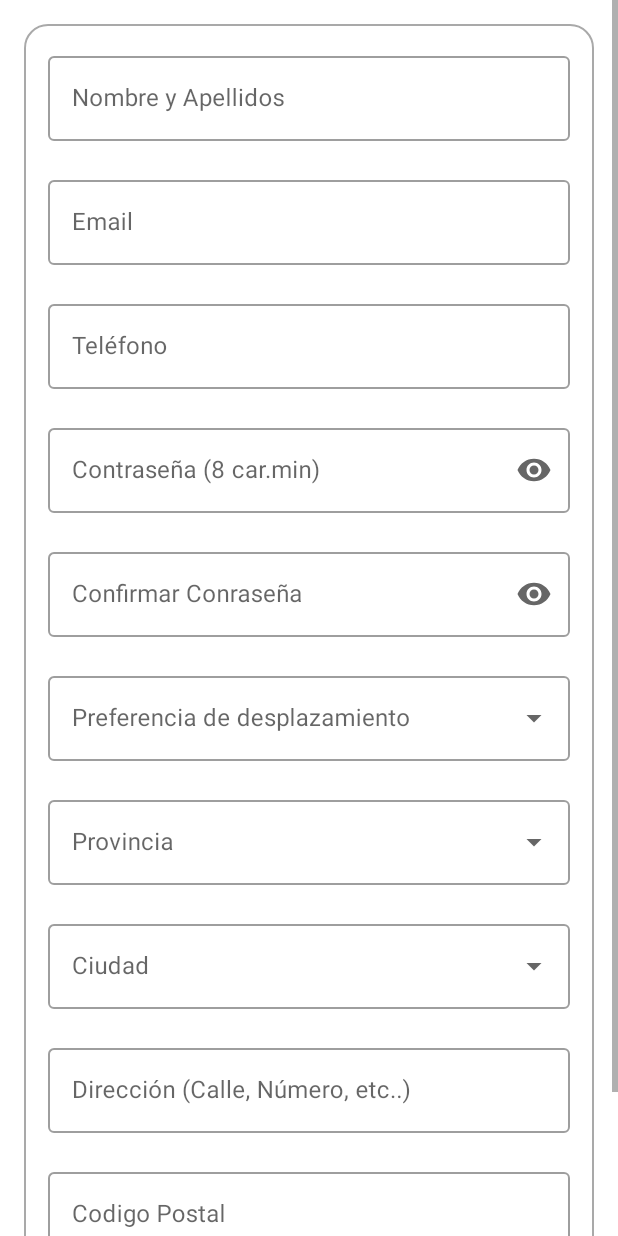
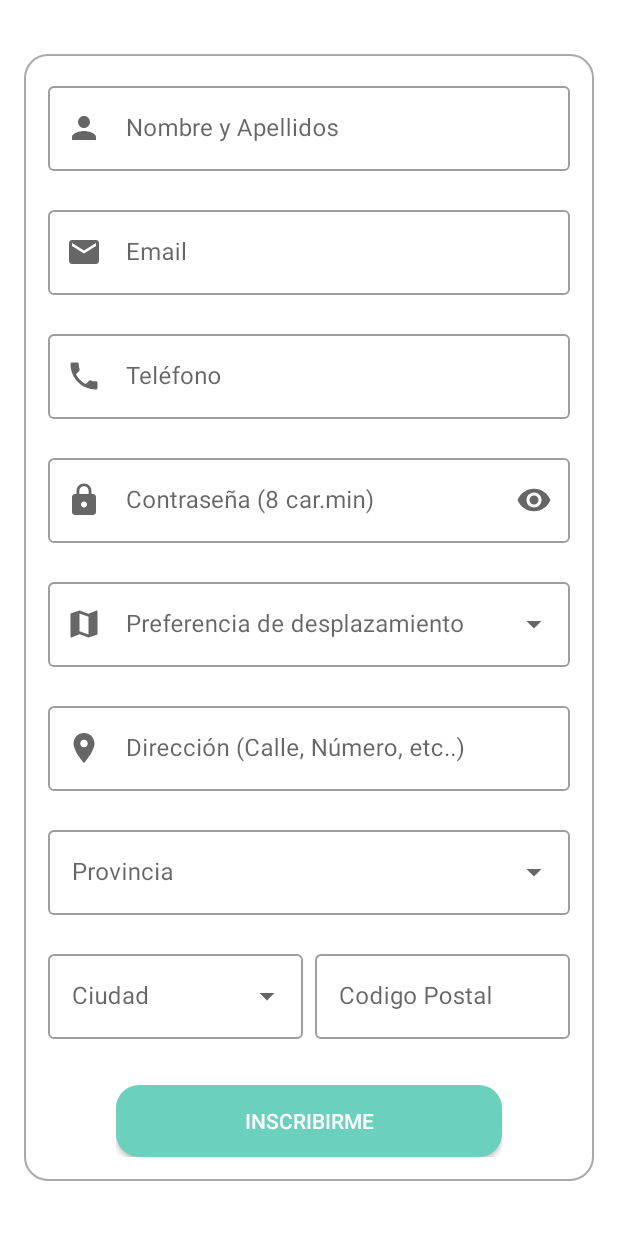
Before and after one commit to tu-vecino-te-ayuda/Android, an Android app: the RegisterFragment screen opened through its navigation route, on a phone screen of 412 x 824 dp. Run offline under Robolectric (Android 15) with nearby library versions, the phone set to English and light mode, and no system bars; our stand-ins replace data binding; 7 statements that could not run were skipped.

Commit message:
Add icons to register form and reorder fields

```diff
--- a/app/src/main/java/org/tuvecinoteayuda/register/RegisterFragment.kt
+++ b/app/src/main/java/org/tuvecinoteayuda/register/RegisterFragment.kt
@@ -19,7 +19,7 @@ import org.tuvecinoteayuda.utils.AutoCompleteAdapter
 import org.tuvecinoteayuda.utils.ScreenState
 import org.tuvecinoteayuda.utils.observeEvent
 import org.tuvecinoteayuda.view.removeErrorOnTyping
-import org.tuvecinoteayuda.view.setMaxLenght
+import org.tuvecinoteayuda.view.setMaxLength
 import org.tuvecinoteayuda.view.showSnackBarError
 
 class RegisterFragment : Fragment() {
@@ -68,28 +68,38 @@ class RegisterFragment : Fragment() {
         binding.area.setOnItemClickListener { _, _, position, _ ->
             viewModel.area.value = areaAdapter.getItem(position)
         }
-
         binding.nameContainer.removeErrorOnTyping()
         binding.emailContainer.removeErrorOnTyping()
         binding.phoneContainer.removeErrorOnTyping()
         binding.passwordContainer.removeErrorOnTyping()
-        binding.repeatedPasswordContainer.removeErrorOnTyping()
+        binding.addressContainer.removeErrorOnTyping()
+        binding.regionContainer.removeErrorOnTyping()
+        binding.cityContainer.removeErrorOnTyping()
         binding.postalCodeContainer.removeErrorOnTyping()
-        binding.addressContainer.removeErrorOnTyping()
     }
 
-    private fun configureViews(){
-        binding.phone.setMaxLenght(RegisterViewModel.MAX_PHONE_LENGTH)
-        binding.postalCode.setMaxLenght(RegisterViewModel.MAX_ZIP_CODE_LENGTH)
+    private fun configureViews() {
+        binding.phone.setMaxLength(RegisterViewModel.MAX_PHONE_LENGTH)
+        binding.postalCode.setMaxLength(RegisterViewModel.MAX_ZIP_CODE_LENGTH)
     }
 
     private fun observeViewModelData() {
+        observeScreenState()
+        observeSpinnersData()
+        observeFieldsErrors()
+        observeNavigationEvents()
+    }
+
+    private fun observeScreenState() {
         viewModel.screenState.observe(viewLifecycleOwner, Observer { state ->
             when (state) {
                 ScreenState.LOADING_DATA -> binding.registerButton.showLoading()
                 else -> binding.registerButton.hideLoading()
             }
         })
+    }
+
+    private fun observeSpinnersData() {
         viewModel.areas.observe(viewLifecycleOwner, Observer { areas ->
             areaAdapter.setData(areas)
         })
@@ -99,7 +109,9 @@ class RegisterFragment : Fragment() {
         viewModel.cities.observe(viewLifecycleOwner, Observer { cities ->
             citiesAdapter.setData(cities)
         })
-        // Errors
+    }
+
+    private fun observeFieldsErrors() {
         viewModel.nameError.observe(viewLifecycleOwner, Observer { error ->
             binding.nameContainer.error =
                 if (error) getString(R.string.register_name_invalid) else null
@@ -115,10 +127,6 @@ class RegisterFragment : Fragment() {
         viewModel.passwordError.observe(viewLifecycleOwner, Observer { error ->
             binding.passwordContainer.error =
                 if (error) getString(R.string.register_password_invalid) else null
-        })
-        viewModel.repeatedPasswordError.observe(viewLifecycleOwner, Observer { error ->
-            binding.repeatedPasswordContainer.error =
-                if (error) getString(R.string.register_repeat_password_invalid) else null
         })
         viewModel.areaError.observe(viewLifecycleOwner, Observer { error ->
             binding.cityContainer.error =
@@ -140,7 +148,9 @@ class RegisterFragment : Fragment() {
             binding.postalCodeContainer.error =
                 if (error) getString(R.string.register_postal_code_invalid) else null
         })
-        // Navigation
+    }
+
+    private fun observeNavigationEvents() {
         viewModel.onRegisterSuccessEvent.observeEvent(viewLifecycleOwner) {
             findNavController().navigate(RegisterFragmentDirections.actionRegisterFormFragmentToDashboardFragment())
         }
--- a/app/src/main/java/org/tuvecinoteayuda/register/RegisterViewModel.kt
+++ b/app/src/main/java/org/tuvecinoteayuda/register/RegisterViewModel.kt
@@ -30,54 +30,60 @@ class RegisterViewModel(
     val onRegisterFailedEvent: LiveData<Event<Unit>>
         get() = _onRegisterFailedEvent
 
-    // Data - form
+    // Form fields
     private var registerType = MutableLiveData<RegisterType>()
+
     val name = MutableLiveData<String>()
     private val _nameError = MutableLiveData(false)
     val nameError: LiveData<Boolean>
         get() = _nameError
+
     val email = MutableLiveData<String>()
     private val _emailError = MutableLiveData(false)
     val emailError: LiveData<Boolean>
         get() = _emailError
+
     val phone = MutableLiveData<String>()
     private val _phoneError = MutableLiveData(false)
     val phoneError: LiveData<Boolean>
         get() = _phoneError
+
     val password = MutableLiveData<String>()
     private val _passwordError = MutableLiveData(false)
     val passwordError: LiveData<Boolean>
         get() = _passwordError
-    val repeatedPassword = MutableLiveData<String>()
-    private val _repeatedPasswordError = MutableLiveData(false)
-    val repeatedPasswordError: LiveData<Boolean>
-        get() = _repeatedPasswordError
+
+    val area = MutableLiveData<NearByAreaTypeId>()
+    private val _areaError = MutableLiveData(false)
+    val areaError: LiveData<Boolean>
+        get() = _areaError
+
+    val address = MutableLiveData<String>()
+    private val _addressError = MutableLiveData(false)
+    val addressError: LiveData<Boolean>
+        get() = _addressError
+
     val region = MutableLiveData<String>()
     private val _regionError = MutableLiveData(false)
     val regionError: LiveData<Boolean>
         get() = _regionError
+
     val city = MutableLiveData<String>()
     private val _cityError = MutableLiveData(false)
     val cityError: LiveData<Boolean>
         get() = _cityError
-    val area = MutableLiveData<NearByAreaTypeId>()
-    private val _areaError = MutableLiveData(false)
-    val areaError: LiveData<Boolean>
-        get() = _areaError
-    val address = MutableLiveData<String>()
-    private val _addressError = MutableLiveData(false)
-    val addressError: LiveData<Boolean>
-        get() = _addressError
+
     val postalCode = MutableLiveData<String>()
     private val _postalCodeError = MutableLiveData(false)
     val postalCodeError: LiveData<Boolean>
         get() = _postalCodeError
+
     val termsAndConditions = MutableLiveData<Boolean>()
     private val _termsAndConditionsError = MutableLiveData<Event<Unit>>()
     val termsAndConditionsError: LiveData<Event<Unit>>
         get() = _termsAndConditionsError
 
-    // Data
+    // Spinners data
     val regions = liveData(Dispatchers.IO) {
         emit(regionRepository.getRegions())
     }
@@ -128,13 +134,17 @@ class RegisterViewModel(
                 onInvalidData()
                 return@launch
             }
-            // Repeated password
-            val currentRepeatedPassword = repeatedPassword.value
-            if (currentRepeatedPassword.isNullOrBlank()
-                || currentRepeatedPassword != currentPassword
-                || currentRepeatedPassword.length < MIN_PASSWORD_CHARACTERS
-            ) {
-                _repeatedPasswordError.postValue(true)
+            // Area
+            val currentArea = area.value
+            if (currentArea != null) {
+                _areaError.postValue(true)
+                onInvalidData()
+                return@launch
+            }
+            // Address
+            val currentAddress = address.value
+            if (currentAddress.isNullOrBlank()) {
+                _addressError.postValue(true)
                 onInvalidData()
                 return@launch
             }
@@ -152,13 +162,6 @@ class RegisterViewModel(
                 onInvalidData()
                 return@launch
             }
-            // Address
-            val currentAddress = address.value
-            if (currentAddress.isNullOrBlank()) {
-                _addressError.postValue(true)
-                onInvalidData()
-                return@launch
-            }
             // Postal code
             val currentPostalCode = postalCode.value
             if (currentPostalCode.isNullOrBlank()) {
@@ -166,15 +169,13 @@ class RegisterViewModel(
                 onInvalidData()
                 return@launch
             }
-
             // Call register endpoint
-            //TODO ADD AREA TYPE
             val response = registerRepository.registerUser(
                 name = currentName,
                 email = currentEmail,
                 phone = currentPhone,
                 password = currentPassword,
-                passwordConfirmation = currentRepeatedPassword,
+                passwordConfirmation = currentPassword,
                 address = currentAddress,
                 city = currentCity,
                 state = currentRegion,
@@ -183,7 +184,8 @@ class RegisterViewModel(
                     RegisterType.Voluntary -> UserTypeId.VOLUNTARIO_ID
                     RegisterType.Requester -> UserTypeId.SOLICITANTE_ID
                     else -> error("Invalid register type!")
-                }
+                },
+                activityAreaType = currentArea?.id
             )
             when (response) {
                 is ResultWrapper.Success -> onRegisterSuccess(response.value)
--- a/app/src/main/java/org/tuvecinoteayuda/view/View_Ext.kt
+++ b/app/src/main/java/org/tuvecinoteayuda/view/View_Ext.kt
@@ -27,6 +27,6 @@ fun TextInputLayout?.removeErrorOnTyping() {
     this?.editText?.addTextChangedListener { this.error = null }
 }
 
-fun TextInputEditText?.setMaxLenght(maxLength: Int) {
+fun TextInputEditText?.setMaxLength(maxLength: Int) {
     this?.filters = arrayOf<InputFilter>(LengthFilter(maxLength))
 }
--- /dev/null
+++ b/app/src/main/res/drawable/ic_email_black_24dp.xml
@@ -0,0 +1,9 @@
+<vector xmlns:android="http://schemas.android.com/apk/res/android"
+        android:width="24dp"
+        android:height="24dp"
+        android:viewportWidth="24.0"
+        android:viewportHeight="24.0">
+    <path
+        android:fillColor="#FF000000"
+        android:pathData="M20,4L4,4c-1.1,0 -1.99,0.9 -1.99,2L2,18c0,1.1 0.9,2 2,2h16c1.1,0 2,-0.9 2,-2L22,6c0,-1.1 -0.9,-2 -2,-2zM20,8l-8,5 -8,-5L4,6l8,5 8,-5v2z"/>
+</vector>
--- /dev/null
+++ b/app/src/main/res/drawable/ic_local_phone_black_24dp.xml
@@ -0,0 +1,9 @@
+<vector xmlns:android="http://schemas.android.com/apk/res/android"
+        android:width="24dp"
+        android:height="24dp"
+        android:viewportWidth="24.0"
+        android:viewportHeight="24.0">
+    <path
+        android:fillColor="#FF000000"
+        android:pathData="M6.62,10.79c1.44,2.83 3.76,5.14 6.59,6.59l2.2,-2.2c0.27,-0.27 0.67,-0.36 1.02,-0.24 1.12,0.37 2.33,0.57 3.57,0.57 0.55,0 1,0.45 1,1V20c0,0.55 -0.45,1 -1,1 -9.39,0 -17,-7.61 -17,-17 0,-0.55 0.45,-1 1,-1h3.5c0.55,0 1,0.45 1,1 0,1.25 0.2,2.45 0.57,3.57 0.11,0.35 0.03,0.74 -0.25,1.02l-2.2,2.2z"/>
+</vector>
--- /dev/null
+++ b/app/src/main/res/drawable/ic_lock_black_24dp.xml
@@ -0,0 +1,9 @@
+<vector xmlns:android="http://schemas.android.com/apk/res/android"
+        android:width="24dp"
+        android:height="24dp"
+        android:viewportWidth="24.0"
+        android:viewportHeight="24.0">
+    <path
+        android:fillColor="#FF000000"
+        android:pathData="M18,8h-1L17,6c0,-2.76 -2.24,-5 -5,-5S7,3.24 7,6v2L6,8c-1.1,0 -2,0.9 -2,2v10c0,1.1 0.9,2 2,2h12c1.1,0 2,-0.9 2,-2L20,10c0,-1.1 -0.9,-2 -2,-2zM12,17c-1.1,0 -2,-0.9 -2,-2s0.9,-2 2,-2 2,0.9 2,2 -0.9,2 -2,2zM15.1,8L8.9,8L8.9,6c0,-1.71 1.39,-3.1 3.1,-3.1 1.71,0 3.1,1.39 3.1,3.1v2z"/>
+</vector>
--- /dev/null
+++ b/app/src/main/res/drawable/ic_map_black_24dp.xml
@@ -0,0 +1,9 @@
+<vector xmlns:android="http://schemas.android.com/apk/res/android"
+        android:width="24dp"
+        android:height="24dp"
+        android:viewportWidth="24.0"
+        android:viewportHeight="24.0">
+    <path
+        android:fillColor="#FF000000"
+        android:pathData="M20.5,3l-0.16,0.03L15,5.1 9,3 3.36,4.9c-0.21,0.07 -0.36,0.25 -0.36,0.48V20.5c0,0.28 0.22,0.5 0.5,0.5l0.16,-0.03L9,18.9l6,2.1 5.64,-1.9c0.21,-0.07 0.36,-0.25 0.36,-0.48V3.5c0,-0.28 -0.22,-0.5 -0.5,-0.5zM15,19l-6,-2.11V5l6,2.11V19z"/>
+</vector>
--- /dev/null
+++ b/app/src/main/res/drawable/ic_person_black_24dp.xml
@@ -0,0 +1,9 @@
+<vector xmlns:android="http://schemas.android.com/apk/res/android"
+        android:width="24dp"
+        android:height="24dp"
+        android:viewportWidth="24.0"
+        android:viewportHeight="24.0">
+    <path
+        android:fillColor="#FF000000"
+        android:pathData="M12,12c2.21,0 4,-1.79 4,-4s-1.79,-4 -4,-4 -4,1.79 -4,4 1.79,4 4,4zM12,14c-2.67,0 -8,1.34 -8,4v2h16v-2c0,-2.66 -5.33,-4 -8,-4z"/>
+</vector>
--- /dev/null
+++ b/app/src/main/res/drawable/ic_place_black_24dp.xml
@@ -0,0 +1,9 @@
+<vector xmlns:android="http://schemas.android.com/apk/res/android"
+        android:width="24dp"
+        android:height="24dp"
+        android:viewportWidth="24.0"
+        android:viewportHeight="24.0">
+    <path
+        android:fillColor="#FF000000"
+        android:pathData="M12,2C8.13,2 5,5.13 5,9c0,5.25 7,13 7,13s7,-7.75 7,-13c0,-3.87 -3.13,-7 -7,-7zM12,11.5c-1.38,0 -2.5,-1.12 -2.5,-2.5s1.12,-2.5 2.5,-2.5 2.5,1.12 2.5,2.5 -1.12,2.5 -2.5,2.5z"/>
+</vector>
--- a/app/src/main/res/layout/fragment_register.xml
+++ b/app/src/main/res/layout/fragment_register.xml
@@ -16,15 +16,16 @@
         android:layout_width="match_parent"
         android:layout_height="wrap_content"
         android:layout_gravity="center"
+        android:overScrollMode="never"
+        android:paddingStart="@dimen/activity_horizontal_margin"
+        android:paddingTop="@dimen/activity_vertical_margin"
+        android:paddingEnd="@dimen/activity_horizontal_margin"
+        android:paddingBottom="@dimen/activity_vertical_margin"
         tools:context="org.tuvecinoteayuda.register.RegisterFragment">
 
         <androidx.constraintlayout.widget.ConstraintLayout
             android:layout_width="match_parent"
             android:layout_height="wrap_content"
-            android:layout_marginStart="@dimen/activity_horizontal_margin"
-            android:layout_marginTop="@dimen/activity_vertical_margin"
-            android:layout_marginEnd="@dimen/activity_horizontal_margin"
-            android:layout_marginBottom="@dimen/activity_vertical_margin"
             android:background="@drawable/form_background"
             android:padding="@dimen/activity_horizontal_margin">
 
@@ -34,7 +35,8 @@
                 android:hint="@string/register_name"
                 app:layout_constraintEnd_toEndOf="parent"
                 app:layout_constraintStart_toStartOf="parent"
-                app:layout_constraintTop_toTopOf="parent">
+                app:layout_constraintTop_toTopOf="parent"
+                app:startIconDrawable="@drawable/ic_person_black_24dp">
 
                 <com.google.android.material.textfield.TextInputEditText
                     android:id="@+id/name"
@@ -51,7 +53,8 @@
                 android:hint="@string/register_email"
                 app:layout_constraintEnd_toEndOf="parent"
                 app:layout_constraintStart_toStartOf="parent"
-                app:layout_constraintTop_toBottomOf="@id/name_container">
+                app:layout_constraintTop_toBottomOf="@id/name_container"
+                app:startIconDrawable="@drawable/ic_email_black_24dp">
 
                 <com.google.android.material.textfield.TextInputEditText
                     android:id="@+id/email"
@@ -68,7 +71,8 @@
                 android:hint="@string/register_phone"
                 app:layout_constraintEnd_toEndOf="parent"
                 app:layout_constraintStart_toStartOf="parent"
-                app:layout_constraintTop_toBottomOf="@id/email_container">
+                app:layout_constraintTop_toBottomOf="@id/email_container"
+                app:startIconDrawable="@drawable/ic_local_phone_black_24dp">
 
                 <com.google.android.material.textfield.TextInputEditText
                     android:id="@+id/phone"
@@ -86,7 +90,8 @@
                 app:endIconMode="password_toggle"
                 app:layout_constraintEnd_toEndOf="parent"
                 app:layout_constraintStart_toStartOf="parent"
-                app:layout_constraintTop_toBottomOf="@id/phone_container">
+                app:layout_constraintTop_toBottomOf="@id/phone_container"
+                app:startIconDrawable="@drawable/ic_lock_black_24dp">
 
                 <com.google.android.material.textfield.TextInputEditText
                     android:id="@+id/password"
@@ -94,24 +99,6 @@
                     android:inputType="textPassword"
                     android:maxLines="1"
                     android:text="@={vm.password}" />
-
-            </com.google.android.material.textfield.TextInputLayout>
-
-            <com.google.android.material.textfield.TextInputLayout
-                android:id="@+id/repeated_password_container"
-                style="@style/TextInputLayoutOutlined"
-                android:hint="@string/register_repeat_password"
-                app:endIconMode="password_toggle"
-                app:layout_constraintEnd_toEndOf="parent"
-                app:layout_constraintStart_toStartOf="parent"
-                app:layout_constraintTop_toBottomOf="@id/password_container">
-
-                <com.google.android.material.textfield.TextInputEditText
-                    android:id="@+id/repeated_password"
-                    style="@style/TextInputEditTextOutlined"
-                    android:inputType="textPassword"
-                    android:maxLines="1"
-                    android:text="@={vm.repeatedPassword}" />
 
             </com.google.android.material.textfield.TextInputLayout>
 
@@ -124,7 +111,8 @@
                 android:visibility="@{vm.areas.size() == 0 ? View.GONE : View.VISIBLE}"
                 app:layout_constraintEnd_toEndOf="parent"
                 app:layout_constraintStart_toStartOf="parent"
-                app:layout_constraintTop_toBottomOf="@id/repeated_password_container">
+                app:layout_constraintTop_toBottomOf="@id/password_container"
+                app:startIconDrawable="@drawable/ic_map_black_24dp">
 
                 <AutoCompleteTextView
                     android:id="@+id/area"
@@ -138,12 +126,30 @@
             </com.google.android.material.textfield.TextInputLayout>
 
             <com.google.android.material.textfield.TextInputLayout
+                android:id="@+id/address_container"
+                style="@style/TextInputLayoutOutlined"
+                android:hint="@string/register_address"
+                app:layout_constraintEnd_toEndOf="parent"
+                app:layout_constraintStart_toStartOf="parent"
+                app:layout_constraintTop_toBottomOf="@id/area_container"
+                app:startIconDrawable="@drawable/ic_place_black_24dp">
+
+                <com.google.android.material.textfield.TextInputEditText
+                    android:id="@+id/address"
+                    style="@style/TextInputEditTextOutlined"
+                    android:inputType="textPostalAddress"
+                    android:maxLines="1"
+                    android:text="@={vm.address}" />
+
+            </com.google.android.material.textfield.TextInputLayout>
+
+            <com.google.android.material.textfield.TextInputLayout
                 android:id="@+id/region_container"
                 style="@style/TextInputLayoutOutlinedExposedDropdownMenu"
                 android:hint="@string/register_region"
                 app:layout_constraintEnd_toEndOf="parent"
                 app:layout_constraintStart_toStartOf="parent"
-                app:layout_constraintTop_toBottomOf="@+id/area_container">
+                app:layout_constraintTop_toBottomOf="@+id/address_container">
 
                 <AutoCompleteTextView
                     android:id="@+id/region"
@@ -157,8 +163,11 @@
             <com.google.android.material.textfield.TextInputLayout
                 android:id="@+id/city_container"
                 style="@style/TextInputLayoutOutlinedExposedDropdownMenu"
+                android:layout_width="0dp"
+                android:layout_marginEnd="4dp"
+                android:enabled="@{vm.cities.size() == 0 ? false : true}"
                 android:hint="@string/register_city"
-                app:layout_constraintEnd_toEndOf="parent"
+                app:layout_constraintEnd_toStartOf="@id/postal_code_container"
                 app:layout_constraintStart_toStartOf="parent"
                 app:layout_constraintTop_toBottomOf="@+id/region_container">
 
@@ -172,29 +181,15 @@
             </com.google.android.material.textfield.TextInputLayout>
 
             <com.google.android.material.textfield.TextInputLayout
-                android:id="@+id/address_container"
-                style="@style/TextInputLayoutOutlined"
-                android:hint="@string/register_address"
-                app:layout_constraintEnd_toEndOf="parent"
-                app:layout_constraintStart_toStartOf="parent"
-                app:layout_constraintTop_toBottomOf="@id/city_container">
-
-                <com.google.android.material.textfield.TextInputEditText
-                    android:id="@+id/address"
-                    style="@style/TextInputEditTextOutlined"
-                    android:inputType="textPostalAddress"
-                    android:maxLines="1"
-                    android:text="@={vm.address}" />
-
-            </com.google.android.material.textfield.TextInputLayout>
-
-            <com.google.android.material.textfield.TextInputLayout
                 android:id="@+id/postal_code_container"
                 style="@style/TextInputLayoutOutlined"
+                android:layout_width="0dp"
+                android:layout_marginStart="4dp"
+                android:enabled="@{vm.cities.size() == 0 ? false : true}"
                 android:hint="@string/register_postal_code"
                 app:layout_constraintEnd_toEndOf="parent"
-                app:layout_constraintStart_toStartOf="parent"
-                app:layout_constraintTop_toBottomOf="@id/address_container">
+                app:layout_constraintStart_toEndOf="@id/city_container"
+                app:layout_constraintTop_toBottomOf="@id/region_container">
 
                 <com.google.android.material.textfield.TextInputEditText
                     android:id="@+id/postal_code"
--- a/app/src/main/res/values/strings.xml
+++ b/app/src/main/res/values/strings.xml
@@ -37,8 +37,6 @@
     <string name="register_email_invalid">Email no válida</string>
     <string name="register_password">Contraseña (8 car.min)</string>
     <string name="register_password_invalid">Contraseña no válida</string>
-    <string name="register_repeat_password">Confirmar Conraseña</string>
-    <string name="register_repeat_password_invalid">Las contraseñas no coinciden</string>
     <string name="register_area">Preferencia de desplazamiento</string>
     <string name="register_area_invalid">Preferencia de desplazamiento no válida</string>
     <string name="register_region">Provincia</string>
```
